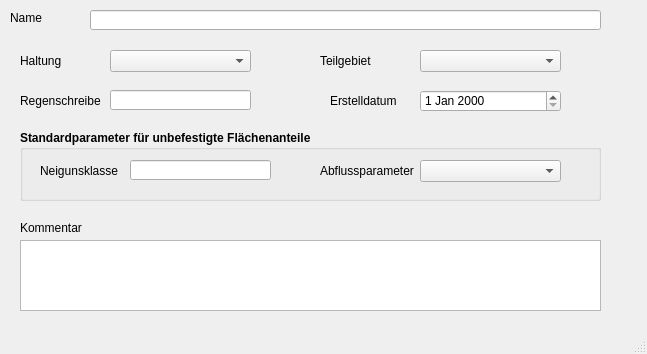
First picture: the form in templates/tezg.ui, repository hoettges/QKan, before the edit.
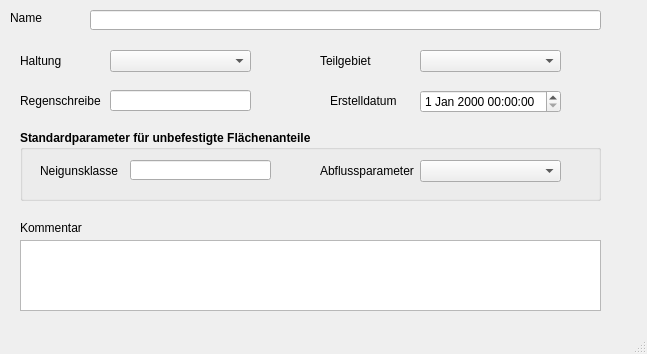
Second picture: the form after the edit. Custom widgets are drawn as their Qt base class.

```diff
--- a/templates/tezg.ui
+++ b/templates/tezg.ui
@@ -111,17 +111,7 @@
       <x>110</x>
       <y>90</y>
       <width>141</width>
-      <height>20</height>
-     </rect>
-    </property>
-   </widget>
-   <widget class="QDateEdit" name="createdat">
-    <property name="geometry">
-     <rect>
-      <x>420</x>
-      <y>90</y>
-      <width>141</width>
-      <height>22</height>
+      <height>21</height>
      </rect>
     </property>
    </widget>
@@ -232,6 +222,16 @@
      </property>
     </widget>
    </widget>
+   <widget class="QgsDateTimeEdit" name="createdat">
+    <property name="geometry">
+     <rect>
+      <x>420</x>
+      <y>90</y>
+      <width>141</width>
+      <height>23</height>
+     </rect>
+    </property>
+   </widget>
   </widget>
   <widget class="QMenuBar" name="menubar">
    <property name="geometry">
@@ -245,6 +245,13 @@
   </widget>
   <widget class="QStatusBar" name="statusbar"/>
  </widget>
+ <customwidgets>
+  <customwidget>
+   <class>QgsDateTimeEdit</class>
+   <extends>QDateTimeEdit</extends>
+   <header>qgsdatetimeedit.h</header>
+  </customwidget>
+ </customwidgets>
  <resources/>
  <connections/>
 </ui>
```
